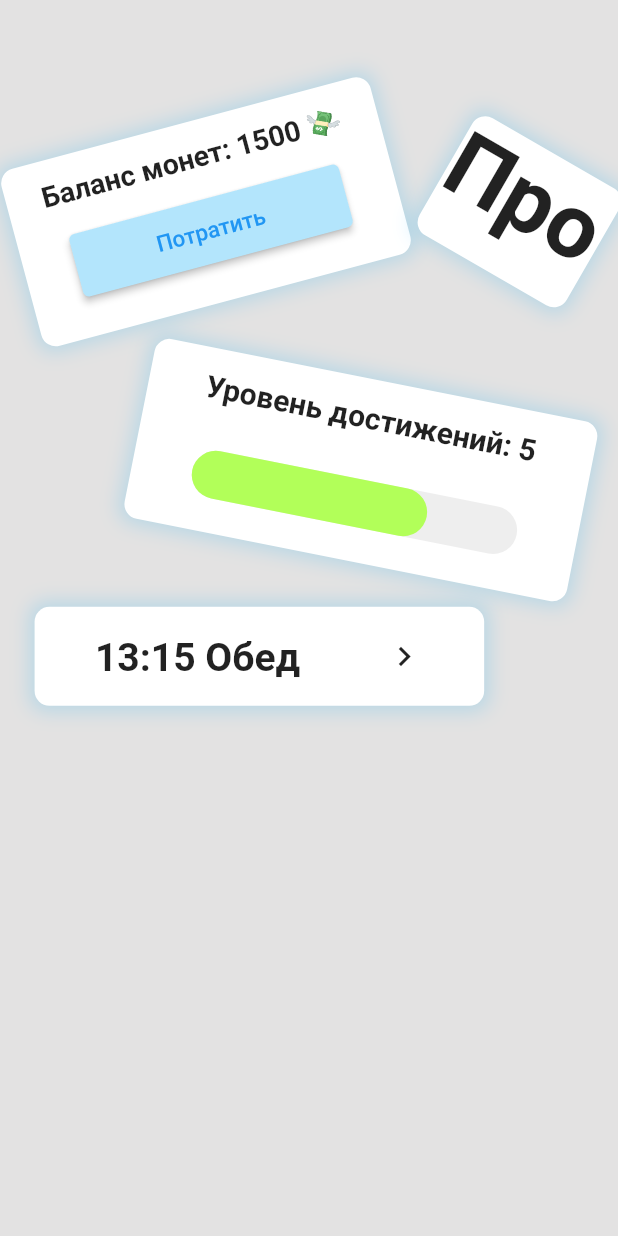
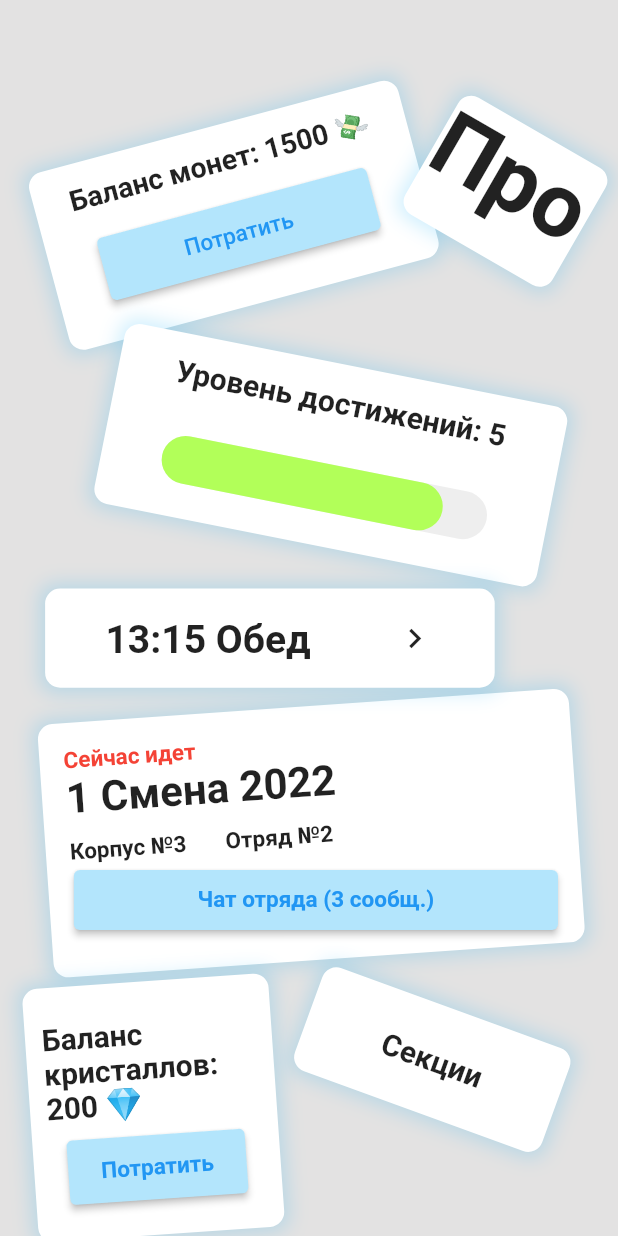
Before and after one commit to megavvve/simple_animation_hw1, a Flutter app: the screen it shows after launch, on a phone screen of 412 x 824 dp. Run offline on Flutter 3.47's test engine with Material 2 defaults, Android fonts, the phone set to English and light mode, and no system bars; our stand-ins replace flutter_screenutil.

Commit message:
added more widgets and animated almost all widgets

```diff
--- a/lib/main.dart
+++ b/lib/main.dart
@@ -1,9 +1,13 @@
 import 'package:flutter/material.dart';
 import 'package:flutter_screenutil/flutter_screenutil.dart';
+import 'package:simple_animation_hw1/widgets/crystallBalanceWidget.dart';
 import 'package:simple_animation_hw1/widgets/firstWidget.dart';
 import 'package:simple_animation_hw1/widgets/levelAchivmentWidget.dart';
 import 'package:simple_animation_hw1/widgets/lunchWidget.dart';
 import 'package:simple_animation_hw1/widgets/profileWidget.dart';
+import 'package:simple_animation_hw1/widgets/sectionsWidget.dart';
+
+import 'widgets/chatCampWidget.dart';
 
 void main() {
   runApp(const MyApp());
@@ -49,8 +53,19 @@ class _MyHomePageState extends State<MyHomePage> {
   Widget build(BuildContext context) {
     return Scaffold(
       backgroundColor: Color.fromARGB(255, 227, 226, 226),
-      body: ListView(children: [
-        SizedBox(height: 80.h,),
+      body: Stack(children: const [
+        firstWidget(),
+        profileWidget(),
+        levelAchivmentWidget(),
+
+        ChatCampWidget(),
+        CrystallBalanceWidget(),
+        SectionWidget(),
+        lunchWidget(),
+      ]),
+
+      /*body: ListView(children: [
+        SizedBox(height: 35.h,),
         Row(
           children: [
             SizedBox(width: 10.w,),
@@ -75,7 +90,23 @@ class _MyHomePageState extends State<MyHomePage> {
             const lunchWidget(),
           ],
         ),
-      ]),
+        SizedBox(height: 25.h,),
+        Row(children: [SizedBox(width: 30.w,),ChatCampWidget(),]),
+        SizedBox(height: 20,),
+        Row(
+
+          children: [
+            SizedBox(width: 17.w,),
+            const CrystallBalanceWidget(),
+            SizedBox(width: 30.w,),
+            Column(
+              children: [
+                SectionWidget(),
+              ],
+            )
+          ],
+        )
+      ]),*/
     );
   }
 }
--- /dev/null
+++ b/lib/widgets/chatCampWidget.dart
@@ -0,0 +1,107 @@
+import 'package:flutter/material.dart';
+import 'package:flutter_screenutil/flutter_screenutil.dart';
+import 'dart:math' as math;
+
+class ChatCampWidget extends StatefulWidget {
+  const ChatCampWidget({super.key});
+
+  @override
+  State<ChatCampWidget> createState() => _ChatCampWidgetState();
+}
+
+class _ChatCampWidgetState extends State<ChatCampWidget> {
+  bool _isExpanded = false;
+  @override
+  Widget build(BuildContext context) {
+    return Positioned(
+      top: MediaQuery.of(context).size.height / 1.75,
+      left: 30.w,
+      child: UnconstrainedBox(
+        child: TweenAnimationBuilder(
+            duration: const Duration(seconds: 4),
+            curve: Curves.bounceOut,
+            tween: Tween<double>(
+                begin: _isExpanded ? -45 : 45, end: _isExpanded ? 45 : -45),
+            builder: (BuildContext context, dynamic value, Widget? child) {
+              return Transform.rotate(
+                angle: -math.pi / 45,
+                child: Container(
+                  padding:
+                      EdgeInsets.symmetric(vertical: 16.h, horizontal: 16.w),
+                  height: 169.h,
+                  width: 354.w,
+                  decoration: BoxDecoration(
+                    borderRadius: BorderRadius.circular(10.0),
+                    color: Colors.white,
+                    boxShadow: [
+                      BoxShadow(
+                        color: Colors.lightBlue.withOpacity(0.2),
+                        spreadRadius: 3,
+                        blurRadius: 11,
+                      ),
+                    ],
+                  ),
+                  child: Stack(
+                    //crossAxisAlignment: CrossAxisAlignment.start,
+                    children: [
+                      Column(
+                        crossAxisAlignment: CrossAxisAlignment.start,
+                        children: [
+                          Text(
+                            'Сейчас идет',
+                            style: TextStyle(
+                                color: Colors.red,
+                                fontSize: 15.h,
+                                fontWeight: FontWeight.bold),
+                          ),
+                          Text(
+                            '1 Смена 2022',
+                            style: TextStyle(
+                                fontSize: 28.h, fontWeight: FontWeight.bold),
+                          ),
+                          SizedBox(
+                            height: 10.h,
+                          ),
+                          Text(
+                            'Корпус №3       Отряд №2',
+                            style: TextStyle(
+                                fontSize: 15.h, fontWeight: FontWeight.bold),
+                          ),
+                          SizedBox(
+                            height: 10.h,
+                          ),
+                        ],
+                      ),
+                      Align(
+                        alignment: Alignment.bottomCenter,
+                        child: Transform.rotate(
+                          angle: -math.pi.toDouble() / value,
+                          child: ElevatedButton(
+                            onPressed: () {
+                              setState(() {
+                                _isExpanded = !_isExpanded;
+                              });
+                            },
+                            style: ButtonStyle(
+                              fixedSize: MaterialStateProperty.all(
+                                  const Size(324, 40)),
+                              backgroundColor: MaterialStateProperty.all(
+                                  Colors.lightBlue.shade100),
+                            ),
+                            child: Text('Чат отряда (3 сообщ.)',
+                                style: TextStyle(
+                                    color: Colors.blue,
+                                    fontSize: 15.h,
+                                    fontWeight: FontWeight.bold)),
+                          ),
+                        ),
+                      )
+                    ],
+                  ),
+                ),
+              );
+            }),
+      ),
+    );
+  }
+}
--- /dev/null
+++ b/lib/widgets/crystallBalanceWidget.dart
@@ -0,0 +1,72 @@
+import 'package:flutter/material.dart';
+import 'package:flutter_screenutil/flutter_screenutil.dart';
+import 'dart:math' as math;
+
+class CrystallBalanceWidget extends StatefulWidget {
+  const CrystallBalanceWidget({super.key});
+
+  @override
+  State<CrystallBalanceWidget> createState() => _CrystallBalanceWidgetState();
+}
+
+class _CrystallBalanceWidgetState extends State<CrystallBalanceWidget> {
+  int _countCrystalls = 200;
+  @override
+  Widget build(BuildContext context) {
+    return Positioned(
+      top: MediaQuery.of(context).size.height / 1.26,
+      left: 20.w,
+      child: UnconstrainedBox(
+        child: Transform.rotate(
+          angle: -math.pi / 45,
+          child: Container(
+            padding: EdgeInsets.only(top: 23.h, left: 11.w, right: 11.w),
+            width: 164.w,
+            height: 169.h,
+            decoration: BoxDecoration(
+              borderRadius: BorderRadius.circular(10.0),
+              color: Colors.white,
+              boxShadow: [
+                BoxShadow(
+                  color: Colors.lightBlue.withOpacity(0.2),
+                  spreadRadius: 3,
+                  blurRadius: 11,
+                ),
+              ],
+            ),
+            child: Column(
+              children: [
+                Text(
+                  'Баланс кристаллов: ${_countCrystalls} 💎',
+                  style: TextStyle(
+                      fontSize: 20.h, fontWeight: FontWeight.bold),
+                ),
+                SizedBox(
+                  height: 7.h,
+                ),
+                ElevatedButton(
+                  onPressed: () {
+                    setState(() {
+                      _countCrystalls = 0;
+                    });
+                  },
+                  style: ButtonStyle(
+                    fixedSize:
+                        MaterialStateProperty.all(const Size(119, 43)),
+                    backgroundColor: MaterialStateProperty.all(
+                        Colors.lightBlue.shade100),
+                  ),
+                  child: Text('Потратить',
+                      style: TextStyle(
+                          color: Colors.blue,
+                          fontSize: 15.h,
+                          fontWeight: FontWeight.bold)),
+                )
+              ],
+            ),
+          ),
+        ),
+      ),
+    );
+  }
+}
--- a/lib/widgets/firstWidget.dart
+++ b/lib/widgets/firstWidget.dart
@@ -15,7 +15,12 @@ class _firstWidgetState extends State<firstWidget> {
   var _stateMoney = "Потратить";
   @override
   Widget build(BuildContext context) {
-    return TweenAnimationBuilder(
+    return Positioned(
+      top: MediaQuery.of(context).size.height/10,
+      left: -100.w,
+      right: 0,
+      child: UnconstrainedBox(
+        child: TweenAnimationBuilder(
             duration: Duration(seconds: 4),
             curve: Curves.linear,
             tween: toogle
@@ -65,18 +70,20 @@ class _firstWidgetState extends State<firstWidget> {
                             }
                           });
                         },
-                    child: Text(_stateMoney,
-                        style: TextStyle(color: Colors.blue, fontSize: 15.h)),
                         style: ButtonStyle(
                           fixedSize: MaterialStateProperty.all(const Size(186, 43)),
                           backgroundColor:
                               MaterialStateProperty.all(Colors.lightBlue.shade100),
                         ),
+                        child: Text(_stateMoney,
+                            style: TextStyle(color: Colors.blue, fontSize: 15.h)),
                       )
                     ],
                   ),
                 ),
               );
-        });
+            }),
+      ),
+    );
   }
 }
--- a/lib/widgets/levelAchivmentWidget.dart
+++ b/lib/widgets/levelAchivmentWidget.dart
@@ -13,6 +13,15 @@ class _levelAchivmentWidgetState extends State<levelAchivmentWidget> {
   int _level = 5;
   @override
   Widget build(BuildContext context) {
+    return Positioned(
+      top: MediaQuery.of(context).size.height / 3.4,
+      left: 70.w,
+      child: UnconstrainedBox(
+        child: TweenAnimationBuilder(
+          curve: Curves.bounceInOut,
+            duration: const Duration(seconds: 4),
+            tween: Tween(begin:10.w,end: 190.w),
+            builder: (BuildContext context, dynamic value, Widget? child) {
               return Transform.rotate(
                 angle: math.pi / 16,
                 child: Container(
@@ -34,35 +43,35 @@ class _levelAchivmentWidgetState extends State<levelAchivmentWidget> {
                     children: [
                       Text(
                         'Уровень достижений: ${_level}',
-              style: TextStyle(fontSize: 20.h, fontWeight: FontWeight.bold),
+                        style: TextStyle(
+                            fontSize: 20.h, fontWeight: FontWeight.bold),
                       ),
                       SizedBox(
                         height: 30.h,
                       ),
-            Stack(
-
-              children:[ Container(
+                      Stack(children: [
+                        Container(
                           height: 32.h,
                           width: 220.w,
-
                           decoration: BoxDecoration(
                             borderRadius: BorderRadius.circular(20),
                             color: Colors.grey.shade200,
-
                           ),
                         ),
                         Container(
-                width:159.w ,
+                          width: value,
                           height: 32.h,
                           decoration: BoxDecoration(
                             borderRadius: BorderRadius.circular(20),
                             color: Colors.lightGreenAccent,
-
                           ),
-              )]
-            ),
+                        )
+                      ]),
                     ],
                   ),
+                ),
+              );
+            }),
       ),
     );
     ;
--- a/lib/widgets/lunchWidget.dart
+++ b/lib/widgets/lunchWidget.dart
@@ -10,13 +10,31 @@ class lunchWidget extends StatefulWidget {
 }
 
 class _lunchWidgetState extends State<lunchWidget> {
+  bool _isExpanded = false;
   @override
   Widget build(BuildContext context) {
+    return Positioned(
+      top: MediaQuery.of(context).size.height/2.1,
+      left:30.w,
+      child: UnconstrainedBox(
+        child: InkWell(
+          onTap: () {
+            setState(() {
+              _isExpanded = !_isExpanded;
+            });
+          },
+          child: TweenAnimationBuilder(
+
+              tween: Tween<double>(
+                  begin:_isExpanded ? 66.h:200.h,
+                  end: _isExpanded ? 200.h : 66.h),
+              duration: const Duration(seconds: 3),
+              curve: Curves.bounceOut,
+              builder: (_, double height, __) {
                 return Container(
-
-      padding: EdgeInsets.symmetric(vertical: 19.h,horizontal: 12.w),
-    width: 299.w,
-    height: 66.h,
+                  padding: EdgeInsets.symmetric(vertical: 19.h, horizontal: 12.w),
+                  width: 299.w,//299.w
+                  height: height,//66
                   decoration: BoxDecoration(
                     borderRadius: BorderRadius.circular(10.0),
                     color: Colors.white,
@@ -28,16 +46,27 @@ class _lunchWidgetState extends State<lunchWidget> {
                       ),
                     ],
                   ),
-      child: Row(
+                  child:_isExpanded ? Center(child: Text('Пока что здесь расписания нет(',style: TextStyle(fontSize: 28.h,fontWeight: FontWeight.bold),)):Row(
                     mainAxisAlignment: MainAxisAlignment.spaceAround,
                     children: [
-          Text('13:15 Обед',style: TextStyle(
+
+                      Text(
+                         '13:15 Обед',
+                        style: TextStyle(
                           fontSize: 26.h,
-            fontWeight:FontWeight.bold,
-          ),),
-          Icon(Icons.chevron_right,size: 26.h,)
+                          fontWeight: FontWeight.bold,
+                        ),
+                      ),
+                      Icon(
+                        Icons.chevron_right,
+                        size: 26.h,
+                      )
                     ],
                   ),
-    );;
+                );
+              }),
+        ),
+      ),
+    );
   }
 }
--- a/lib/widgets/profileWidget.dart
+++ b/lib/widgets/profileWidget.dart
@@ -13,7 +13,12 @@ class _profileWidgetState extends State<profileWidget> {
   var toogle = true;
   @override
   Widget build(BuildContext context) {
-    return InkWell(
+    return Positioned(
+      top: MediaQuery.of(context).size.height/10,
+      left: 280.h,
+
+      child: UnconstrainedBox(
+        child: InkWell(
           onTap: () {
             setState(() {
               toogle = !toogle;
@@ -52,6 +57,8 @@ class _profileWidgetState extends State<profileWidget> {
                   ),
                 );
               }),
+        ),
+      ),
     );
   }
 }
--- /dev/null
+++ b/lib/widgets/sectionsWidget.dart
@@ -0,0 +1,48 @@
+import 'package:flutter/material.dart';
+import 'dart:math' as math;
+
+import 'package:flutter_screenutil/flutter_screenutil.dart';
+
+class SectionWidget extends StatefulWidget {
+  const SectionWidget({super.key});
+
+  @override
+  State<SectionWidget> createState() => _SectionWidgetState();
+}
+
+class _SectionWidgetState extends State<SectionWidget> {
+  @override
+  Widget build(BuildContext context) {
+    return Positioned(
+      top: MediaQuery.of(context).size.height/1.23,
+      left: 200.w,
+      child: UnconstrainedBox(
+        child: Transform.rotate(
+          angle: math.pi / 9,
+          child: Container(
+            width: 175.w,
+            padding: EdgeInsets.symmetric(vertical: 20.h),
+            height: 73.h,
+            decoration: BoxDecoration(
+              borderRadius: BorderRadius.circular(10.0),
+              color: Colors.white,
+              boxShadow: [
+                BoxShadow(
+                  color: Colors.lightBlue.withOpacity(0.2),
+                  spreadRadius: 3,
+                  blurRadius: 11,
+                ),
+              ],
+            ),
+            child: Align(
+                alignment: Alignment.center,
+                child: Text(
+                  'Секции',
+                  style: TextStyle(fontSize: 20, fontWeight: FontWeight.bold),
+                )),
+          ),
+        ),
+      ),
+    );
+  }
+}
```
Lines whose indentation alone changed are shown as unchanged.
